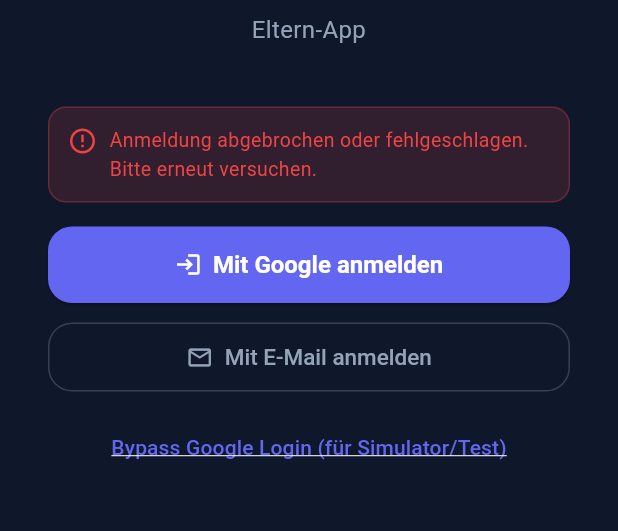
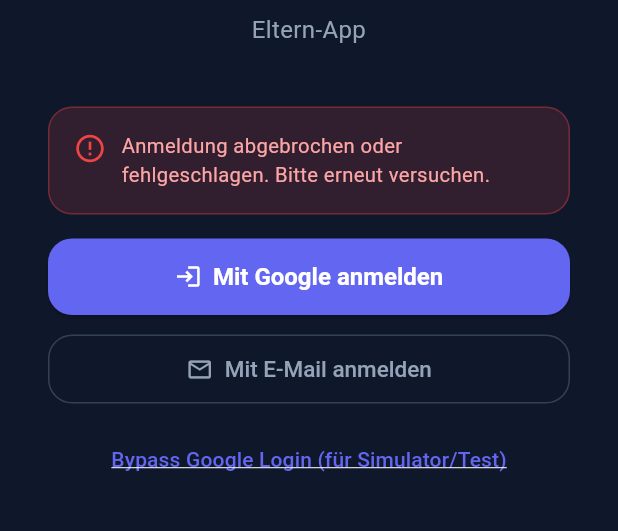
Before and after one commit to schdef/familylink-buddy, a Flutter app: the screen it shows after launch, after a tap on "Mit Google anmelden", on a phone screen of 412 x 824 dp, the part 312-843 px from its top. Run offline on Flutter 3.47's test engine with Material 3 defaults, Android fonts, the phone set to English and light mode, and no system bars; our stand-ins replace cloud_firestore, cloud_functions, firebase_core, firebase_messaging, google_sign_in, shared_preferences; missing offline and left inert: mobile_scanner; accounts and stored records are empty.

Commit message:
fix(parent-auth): handle ApiException 10 with intelligent fallback and direct email login action

```diff
--- a/apps/parent-flutter/lib/auth/google_sign_in_service.dart
+++ b/apps/parent-flutter/lib/auth/google_sign_in_service.dart
@@ -1,4 +1,5 @@
 import 'package:flutter/foundation.dart';
+import 'package:flutter/services.dart';
 import 'package:google_sign_in/google_sign_in.dart';
 import 'package:shared_preferences/shared_preferences.dart';
 
@@ -69,16 +70,29 @@ class GoogleSignInService {
   @visibleForTesting
   static GoogleSignIn? testGoogleSignIn;
 
-  static GoogleSignIn get _googleSignIn =>
-      testGoogleSignIn ?? _defaultGoogleSignIn;
+  @visibleForTesting
+  static GoogleSignIn? testGoogleSignInFallback;
 
-  static final _defaultGoogleSignIn = GoogleSignIn(
-    scopes: ['email'],
-    // The Web Application Client ID from Google Cloud Console.
-    // Necessary to exchange serverAuthCode on the backend for a refresh token.
-    serverClientId:
-        '260707499739-ddph8jsvipvr0atq59gpvo7i7l47rgab.apps.googleusercontent.com',
-  );
+  /// The Web Application Client ID from Google Cloud Console.
+  /// Necessary to exchange serverAuthCode on the backend for a refresh token.
+  static const String serverClientId =
+      '260707499739-ddph8jsvipvr0atq59gpvo7i7l47rgab.apps.googleusercontent.com';
+
+  static GoogleSignIn? _defaultGoogleSignIn;
+  static GoogleSignIn? _defaultGoogleSignInBasic;
+
+  static GoogleSignIn get _primaryClient =>
+      testGoogleSignIn ??
+      (_defaultGoogleSignIn ??= GoogleSignIn(
+        scopes: const ['email'],
+        serverClientId: serverClientId,
+      ));
+
+  static GoogleSignIn get _fallbackClient =>
+      testGoogleSignInFallback ??
+      (_defaultGoogleSignInBasic ??= GoogleSignIn(
+        scopes: const ['email'],
+      ));
 
   static const String _keySessionId = 'parent_session_id';
   static const String _keySessionEmail = 'parent_session_email';
@@ -86,11 +100,78 @@ class GoogleSignInService {
   static const String _keySessionPhotoUrl = 'parent_session_photoUrl';
 
   static String? lastError;
+  static bool _isDeveloperConfigError = false;
   static ParentAccount? _currentUser;
+
+  /// Returns true if the last sign-in attempt encountered a developer configuration error
+  /// (such as missing SHA-1 fingerprint / ApiException 10).
+  static bool get isDeveloperConfigError =>
+      _isDeveloperConfigError ||
+      (lastError != null && isDeveloperError(lastError));
+
+  static set isDeveloperConfigError(bool value) {
+    _isDeveloperConfigError = value;
+  }
+
+  /// Checks whether an exception indicates a developer configuration issue,
+  /// such as missing SHA-1 fingerprint in Firebase/Google Cloud Console (ApiException 10).
+  static bool isDeveloperError(dynamic error) {
+    if (error == null) return false;
+    if (error is PlatformException) {
+      if (error.code == '10' ||
+          error.code == 'DEVELOPER_ERROR' ||
+          (error.message != null && _containsDeveloperErrorCode(error.message!))) {
+        return true;
+      }
+    }
+    return _containsDeveloperErrorCode(error.toString());
+  }
+
+  static bool _containsDeveloperErrorCode(String message) {
+    final str = message.toLowerCase();
+    if (str.contains('developer_error')) return true;
+    if (str.contains('apiexception: 10') ||
+        str.contains('apiexception 10') ||
+        str.contains('code: 10') ||
+        str.contains('code 10') ||
+        str.contains('status code 10') ||
+        str.contains('status: 10') ||
+        str.contains('statuscode 10')) {
+      return true;
+    }
+    if (RegExp(r'\b10\b').hasMatch(str) &&
+        (str.contains('apiexception') ||
+            str.contains('sign_in_failed') ||
+            str.contains('gms'))) {
+      return true;
+    }
+    return false;
+  }
+
+  /// Converts any exception or error into a structured, user-friendly German message.
+  static String parseError(dynamic error) {
+    if (error == null) {
+      return 'Anmeldung abgebrochen oder fehlgeschlagen. Bitte erneut versuchen.';
+    }
+    if (isDeveloperError(error)) {
+      return 'Google Sign-In ist für diese App noch nicht autorisiert '
+          '(ApiException 10: SHA-1 Fingerabdruck fehlt in Firebase). '
+          'Nutze bitte die E-Mail-Anmeldung oder hinterlege den SHA-1 Key.';
+    }
+    final errStr = error.toString();
+    if (errStr.contains('12500')) {
+      return 'Google Sign-In fehlgeschlagen (Fehler 12500). '
+          'Bitte prüfe deine Google Play Services oder nutze die E-Mail-Anmeldung.';
+    }
+    if (errStr.contains('7:') || errStr.toLowerCase().contains('network_error')) {
+      return 'Netzwerkfehler bei der Verbindung mit Google. Bitte prüfe deine Internetverbindung.';
+    }
+    return 'Google Sign-In fehlgeschlagen: $errStr';
+  }
 
   static ParentAccount? get currentUser {
     if (_currentUser != null) return _currentUser;
-    final gAccount = _googleSignIn.currentUser;
+    final gAccount = _primaryClient.currentUser ?? _fallbackClient.currentUser;
     if (gAccount != null) {
       return ParentAccount.fromGoogle(gAccount);
     }
@@ -155,25 +236,61 @@ class GoogleSignInService {
     _currentUser = null;
   }
 
+  static Future<ParentAccount> _handleSuccessfulAccount(
+    GoogleSignInAccount gAccount,
+  ) async {
+    final account = ParentAccount.fromGoogle(gAccount);
+    await saveSession(
+      id: account.id,
+      email: account.email,
+      displayName: account.displayName,
+      photoUrl: account.photoUrl,
+    );
+    _currentUser = account;
+    return account;
+  }
+
+  /// Performs Google Sign-In with intelligent fallback:
+  /// First attempts sign-in using `serverClientId`. If that fails due to a configuration
+  /// issue like `ApiException 10` (missing SHA-1), it attempts basic sign-in without `serverClientId`.
+  /// If an error persists, sets a friendly German explanation in `lastError`.
   static Future<ParentAccount?> signIn() async {
     lastError = null;
+    _isDeveloperConfigError = false;
+
     try {
-      final gAccount = await _googleSignIn.signIn();
+      final gAccount = await _primaryClient.signIn();
       if (gAccount == null) {
-        return null;
+        return null; // User cancelled
       }
-      final account = ParentAccount.fromGoogle(gAccount);
-      await saveSession(
-        id: account.id,
-        email: account.email,
-        displayName: account.displayName,
-        photoUrl: account.photoUrl,
-      );
-      _currentUser = account;
-      return account;
+      return await _handleSuccessfulAccount(gAccount);
     } catch (e) {
-      lastError = e.toString();
-      debugPrint('Google Sign-In failed: $e');
+      debugPrint('Primary Google Sign-In failed: $e');
+
+      if (isDeveloperError(e)) {
+        _isDeveloperConfigError = true;
+        debugPrint(
+          'ApiException 10 (DEVELOPER_ERROR) detected. Attempting fallback sign-in without serverClientId...',
+        );
+        try {
+          final fallbackAccount = await _fallbackClient.signIn();
+          if (fallbackAccount != null) {
+            _isDeveloperConfigError = false;
+            return await _handleSuccessfulAccount(fallbackAccount);
+          }
+          // User cancelled fallback picker
+          return null;
+        } catch (fallbackError) {
+          debugPrint('Fallback Google Sign-In also failed: $fallbackError');
+          if (isDeveloperError(fallbackError)) {
+            _isDeveloperConfigError = true;
+          }
+          lastError = parseError(fallbackError);
+          return null;
+        }
+      }
+
+      lastError = parseError(e);
       return null;
     }
   }
@@ -181,30 +298,49 @@ class GoogleSignInService {
   static Future<void> signOut() async {
     await clearSavedSession();
     try {
-      await _googleSignIn.signOut();
+      await _primaryClient.signOut();
     } catch (e) {
       debugPrint('Google Sign-In signOut error: $e');
+    }
+    try {
+      await _fallbackClient.signOut();
+    } catch (e) {
+      debugPrint('Google Sign-In fallback signOut error: $e');
     }
   }
 
   static Future<ParentAccount?> signInSilently() async {
     lastError = null;
+    _isDeveloperConfigError = false;
     try {
-      final gAccount = await _googleSignIn.signInSilently();
+      final gAccount = await _primaryClient.signInSilently();
       if (gAccount != null) {
-        final account = ParentAccount.fromGoogle(gAccount);
-        await saveSession(
-          id: account.id,
-          email: account.email,
-          displayName: account.displayName,
-          photoUrl: account.photoUrl,
-        );
-        _currentUser = account;
-        return account;
+        return await _handleSuccessfulAccount(gAccount);
       }
     } catch (e) {
-      debugPrint('Google silent sign-in failed: $e');
+      debugPrint('Primary Google silent sign-in failed: $e');
+      if (isDeveloperError(e)) {
+        try {
+          final fallbackAccount = await _fallbackClient.signInSilently();
+          if (fallbackAccount != null) {
+            return await _handleSuccessfulAccount(fallbackAccount);
+          }
+        } catch (fallbackError) {
+          debugPrint('Fallback Google silent sign-in failed: $fallbackError');
+        }
+      }
     }
     return await loadSavedSession();
   }
+
+  @visibleForTesting
+  static void resetForTesting() {
+    testGoogleSignIn = null;
+    testGoogleSignInFallback = null;
+    _defaultGoogleSignIn = null;
+    _defaultGoogleSignInBasic = null;
+    lastError = null;
+    _isDeveloperConfigError = false;
+    _currentUser = null;
+  }
 }
--- a/apps/parent-flutter/lib/auth/sign_in_screen.dart
+++ b/apps/parent-flutter/lib/auth/sign_in_screen.dart
@@ -12,6 +12,7 @@ class SignInScreen extends StatefulWidget {
 class _SignInScreenState extends State<SignInScreen> {
   bool _isLoading = false;
   String? _error;
+  bool _isDevConfigError = false;
   ParentAccount? _savedAccount;
 
   @override
@@ -33,30 +34,42 @@ class _SignInScreenState extends State<SignInScreen> {
     setState(() {
       _isLoading = true;
       _error = null;
+      _isDevConfigError = false;
     });
     final account = await GoogleSignInService.signIn();
+    if (!mounted) return;
     setState(() {
       _isLoading = false;
     });
 
-    if (account != null && mounted) {
+    if (account != null) {
       Navigator.of(context).pushReplacement(
         MaterialPageRoute(builder: (_) => DeviceListScreen(account: account)),
       );
     } else {
+      final err = GoogleSignInService.lastError;
+      final isDevErr = GoogleSignInService.isDeveloperConfigError;
       setState(() {
-        _error = GoogleSignInService.lastError ??
+        _error = err ??
             'Anmeldung abgebrochen oder fehlgeschlagen. Bitte erneut versuchen.';
+        _isDevConfigError =
+            isDevErr || (_error != null && GoogleSignInService.isDeveloperError(_error));
       });
     }
   }
 
   void _showEmailSignInDialog() {
-    final emailController = TextEditingController(text: _savedAccount?.email ?? '');
+    final prefilledEmail = _savedAccount?.email ??
+        GoogleSignInService.currentUser?.email ??
+        '';
+    final emailController = TextEditingController(text: prefilledEmail);
     showDialog(
       context: context,
       builder: (ctx) => AlertDialog(
         backgroundColor: const Color(0xFF1E293B),
+        shape: RoundedRectangleBorder(
+          borderRadius: BorderRadius.circular(16),
+        ),
         title: const Text('Mit E-Mail anmelden', style: TextStyle(color: Colors.white)),
         content: Column(
           mainAxisSize: MainAxisSize.min,
@@ -152,6 +165,9 @@ class _SignInScreenState extends State<SignInScreen> {
 
   @override
   Widget build(BuildContext context) {
+    final isDeveloperError = _isDevConfigError ||
+        (_error != null && GoogleSignInService.isDeveloperError(_error));
+
     return Scaffold(
       backgroundColor: const Color(0xFF0F172A),
       body: SafeArea(
@@ -204,28 +220,64 @@ class _SignInScreenState extends State<SignInScreen> {
 
               if (_error != null) ...[
                 Container(
-                  padding: const EdgeInsets.all(12),
+                  padding: const EdgeInsets.all(16),
                   decoration: BoxDecoration(
                     color: const Color(0xFFEF4444).withValues(alpha: 0.15),
-                    borderRadius: BorderRadius.circular(12),
+                    borderRadius: BorderRadius.circular(16),
                     border: Border.all(
-                      color: const Color(0xFFEF4444).withValues(alpha: 0.3),
+                      color: const Color(0xFFEF4444).withValues(alpha: 0.35),
                     ),
                   ),
-                  child: Row(
-                    crossAxisAlignment: CrossAxisAlignment.start,
+                  child: Column(
+                    crossAxisAlignment: CrossAxisAlignment.stretch,
                     children: [
-                      const Icon(Icons.error_outline, color: Color(0xFFEF4444), size: 20),
-                      const SizedBox(width: 8),
-                      Expanded(
-                        child: Text(
-                          _error!,
-                          style: const TextStyle(
+                      Row(
+                        crossAxisAlignment: CrossAxisAlignment.start,
+                        children: [
+                          const Icon(
+                            Icons.error_outline,
                             color: Color(0xFFEF4444),
-                            fontSize: 13,
+                            size: 22,
+                          ),
+                          const SizedBox(width: 10),
+                          Expanded(
+                            child: Text(
+                              _error!,
+                              style: const TextStyle(
+                                color: Color(0xFFFCA5A5),
+                                fontSize: 13.5,
+                                height: 1.4,
+                              ),
+                            ),
+                          ),
+                        ],
+                      ),
+                      if (isDeveloperError) ...[
+                        const SizedBox(height: 14),
+                        ElevatedButton.icon(
+                          onPressed: _showEmailSignInDialog,
+                          icon: const Icon(Icons.email_outlined, size: 18),
+                          label: const Text(
+                            '👉 Stattdessen mit E-Mail anmelden',
+                            style: TextStyle(
+                              fontSize: 14,
+                              fontWeight: FontWeight.w600,
+                            ),
+                          ),
+                          style: ElevatedButton.styleFrom(
+                            backgroundColor: const Color(0xFFDC2626),
+                            foregroundColor: Colors.white,
+                            padding: const EdgeInsets.symmetric(
+                              vertical: 12,
+                              horizontal: 16,
+                            ),
+                            shape: RoundedRectangleBorder(
+                              borderRadius: BorderRadius.circular(12),
+                            ),
+                            elevation: 0,
                           ),
                         ),
-                      ),
+                      ],
                     ],
                   ),
                 ),
```
Also changed, not shown: 2 other files.
